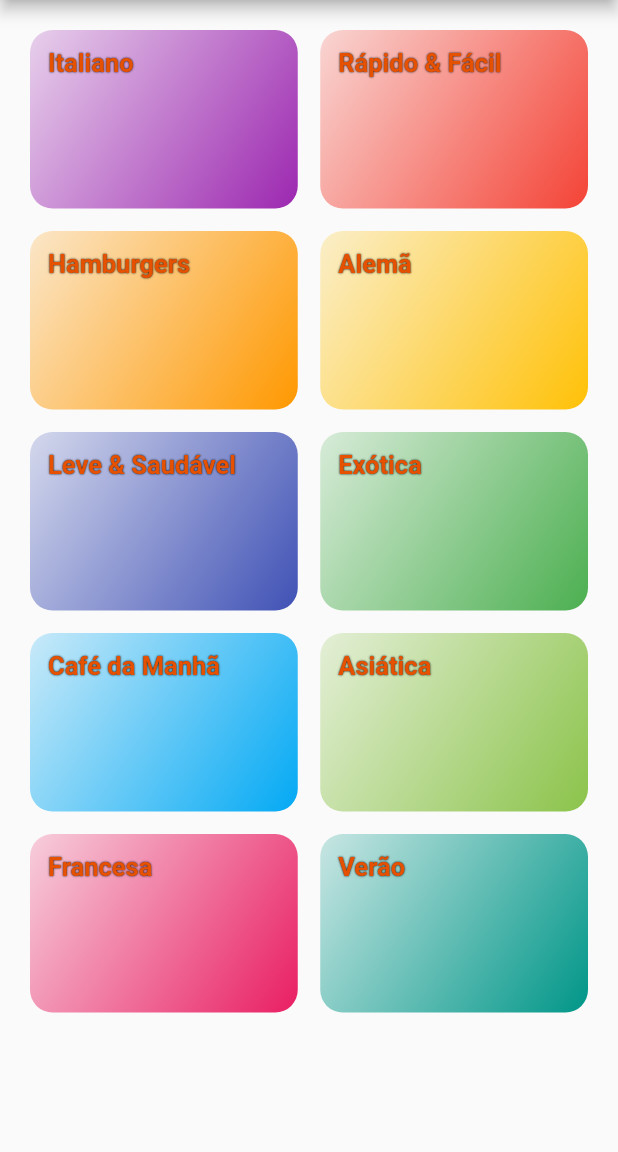
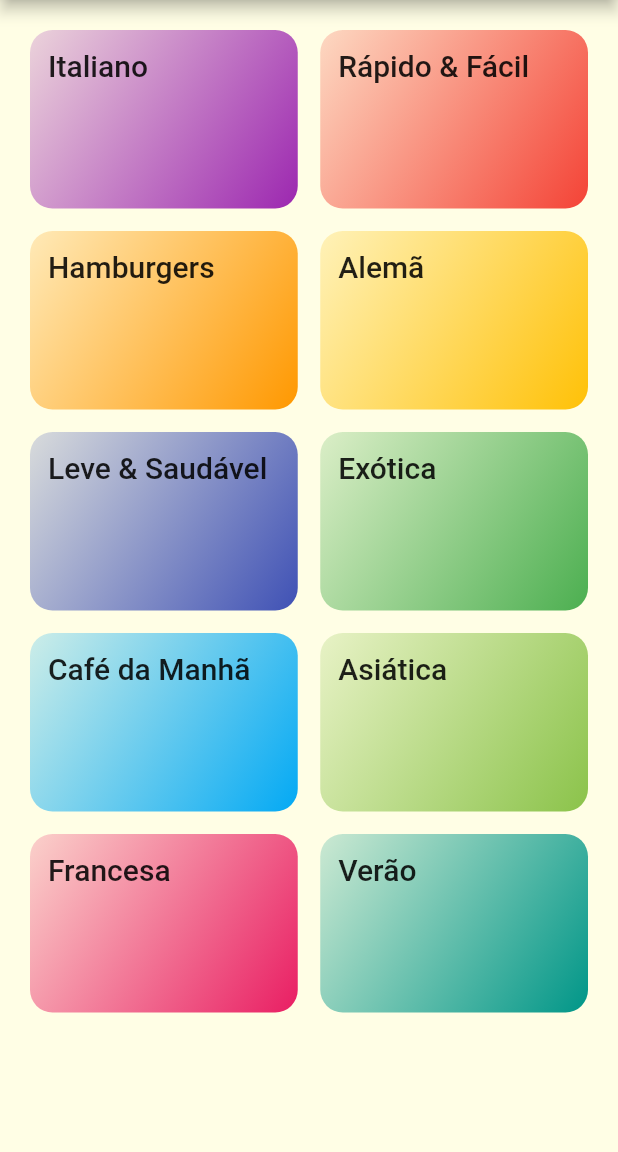
Before and after one commit to hansmboron/let-s-cook, a Flutter app: the screen it shows after launch, on a phone screen of 412 x 824 dp, the part 84-1236 px from its top. Run offline on Flutter 3.47's test engine with Material 2 defaults, Android fonts, the phone set to English and light mode, and no system bars; our stand-ins replace google_fonts; Roboto replaces fonts that are missing (Amaranth).

```diff
--- a/lib/components/category_item.dart
+++ b/lib/components/category_item.dart
@@ -1,27 +1,31 @@
 import 'package:flutter/material.dart';
 import 'package:lets_cook/models/category.dart';
+import 'package:lets_cook/pages/categories_meals.dart';
 
 class CategoryItem extends StatelessWidget {
   final Category category;
 
   const CategoryItem(this.category);
 
+  void _selectCategory(BuildContext context) {
+    Navigator.of(context).push(MaterialPageRoute(builder: (_) {
+      return CategoriesMeals(
+        category: category,
+      );
+    }));
+  }
+
   @override
   Widget build(BuildContext context) {
-    return Container(
+    return InkWell(
+      borderRadius: BorderRadius.circular(15),
+      splashColor: Theme.of(context).primaryColor,
+      onTap: () => _selectCategory(context),
+      child: Container(
         padding: EdgeInsets.all(12),
         child: Text(
           category.title,
-        style: TextStyle(
-            color: Theme.of(context).primaryColor,
-            fontWeight: FontWeight.bold,
-            fontSize: 17,
-            shadows: [
-              Shadow(
-                color: Colors.black,
-                blurRadius: 1.0,
-              )
-            ]),
+          style: Theme.of(context).textTheme.headline6,
         ),
         decoration: BoxDecoration(
           borderRadius: BorderRadius.circular(15),
@@ -34,6 +38,7 @@ class CategoryItem extends StatelessWidget {
             end: Alignment.bottomRight,
           ),
         ),
+      ),
     );
   }
 }
--- a/lib/main.dart
+++ b/lib/main.dart
@@ -1,12 +1,12 @@
 import 'package:flutter/material.dart';
 import 'package:lets_cook/pages/home.dart';
+import 'package:google_fonts/google_fonts.dart';
 
 void main() {
   runApp(MyApp());
 }
 
 class MyApp extends StatelessWidget {
-  // This widget is the root of your application.
   @override
   Widget build(BuildContext context) {
     return MaterialApp(
@@ -14,7 +14,12 @@ class MyApp extends StatelessWidget {
       debugShowCheckedModeBanner: false,
       theme: ThemeData(
         primaryColor: Colors.orange.shade900,
+        accentColor: Colors.amber,
         visualDensity: VisualDensity.adaptivePlatformDensity,
+        canvasColor: Color.fromRGBO(255, 254, 229, 1),
+        textTheme: GoogleFonts.robotoMonoTextTheme().copyWith(
+          headline6: GoogleFonts.amaranth(fontSize: 20),
+        ),
       ),
       home: Home(),
     );
```
Also changed, not shown: lib/pages/categories_meals.dart (added, +20 -0 lines), lib/pages/home.dart (+5 -4 lines), pubspec.yaml (+18 -24 lines), pubspec.lock. Lines whose indentation alone changed are shown as unchanged.
